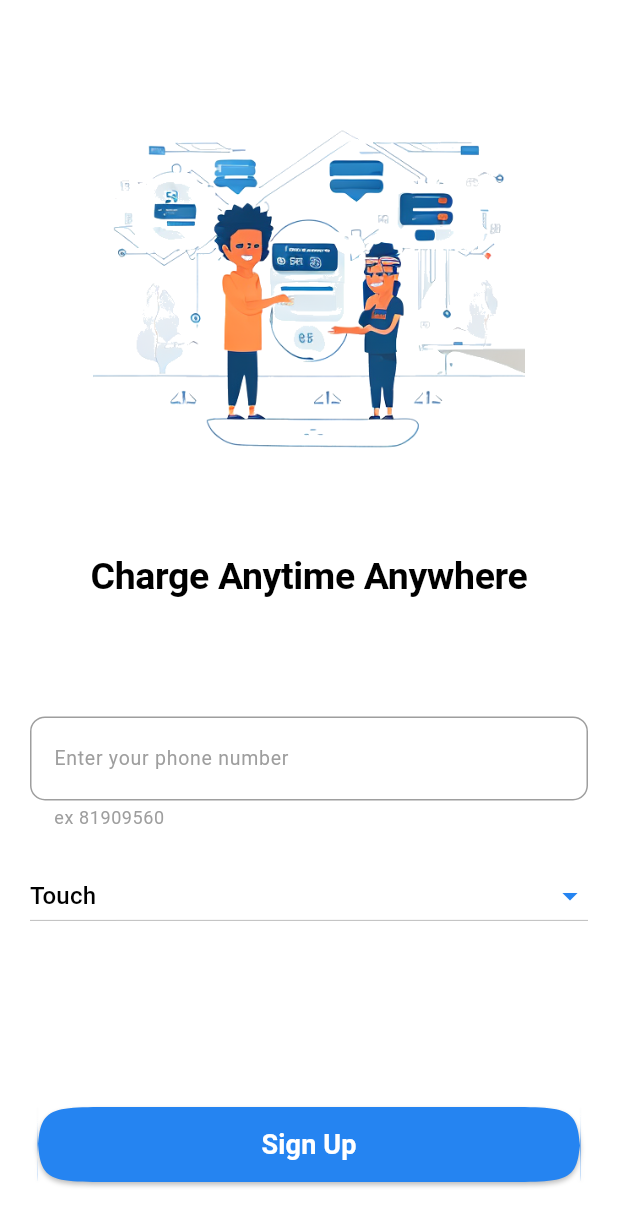
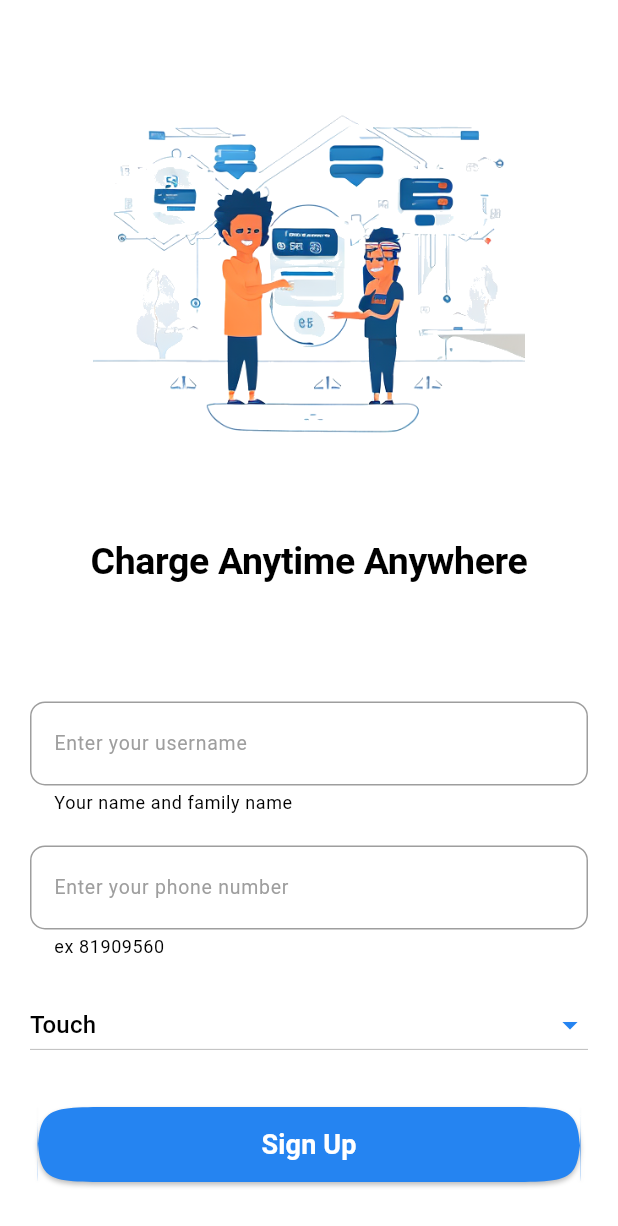
Before and after one commit to jihaddmz/lebussd, a Flutter app: the screen it shows after launch, swiped to page 2, on a phone screen of 412 x 824 dp. Shown: the top 1226 px of the screen. Run offline on Flutter 3.47's test engine with Material 3 defaults, Android fonts, the phone set to English and light mode, and no system bars; our stand-ins replace animated_text_kit, cloud_firestore, connectivity_plus, firebase_core, google_fonts, image_picker and 5 more; missing offline and left inert: dart_ping, dart_ping_ios, flutter_email_sender, flutter_sms, fluttercontactpicker, onesignal_flutter and 4 more; accounts and stored records are empty; Roboto replaces fonts that are missing (Brandmark1 Bold).

Commit message:
- Added the textfield for entering username

```diff
--- a/lib/components/item_leaderboard_top.dart
+++ b/lib/components/item_leaderboard_top.dart
@@ -1,6 +1,5 @@
 import 'package:flutter/material.dart';
 import 'package:lebussd/models/model_leaderboard.dart';
-import 'package:path/path.dart';
 
 Widget ItemLeaderboardTop(
     ModelLeaderboard modelLeaderboard, int position, BuildContext context) {
--- a/lib/main.dart
+++ b/lib/main.dart
@@ -21,7 +21,7 @@ import 'package:sqflite/sqflite.dart';
 import 'firebase_options.dart';
 
 bool isUserSignedIn() {
-  return HelperSharedPreferences.getString("phone_number").isNotEmpty;
+  return HelperSharedPreferences.getString("phone_number").isNotEmpty && HelperSharedPreferences.getString("name").isNotEmpty;
 }
 
 initializeOneSignal() {
--- a/lib/pagesignin.dart
+++ b/lib/pagesignin.dart
@@ -1,4 +1,5 @@
 import 'package:flutter/material.dart';
+import 'package:flutter/services.dart';
 import 'package:lebussd/HelperSharedPref.dart';
 import 'package:lebussd/colors.dart';
 import 'package:lebussd/screen_navigator.dart';
@@ -12,7 +13,9 @@ class SigninPage extends StatefulWidget {
 
 class _SigninPage extends State<SigninPage> {
   final TextEditingController _controllerPhoneNumber = TextEditingController();
+  final TextEditingController _controllerUsername = TextEditingController();
   String? _errorText;
+  String? _errorTextUserName;
   String _carrierValue = "Touch";
 
   _SigninPage();
@@ -28,6 +31,15 @@ class _SigninPage extends State<SigninPage> {
               child: ElevatedButton(
                 onPressed: () async {
                   String phoneNumber = _controllerPhoneNumber.text.trim();
+                  String username = _controllerUsername.text.trim();
+
+                  if (username.isEmpty) {
+                    setState(() {
+                      _errorTextUserName = "Please enter your username.";
+                    });
+                    return;
+                  }
+
                   if (phoneNumber.isEmpty) {
                     setState(() {
                       _errorText = "Please enter your phone number.";
@@ -44,7 +56,10 @@ class _SigninPage extends State<SigninPage> {
 
                   HelperSharedPreferences.setString("phone_number", phoneNumber)
                       .then((value) {
-                    HelperSharedPreferences.setString("carrier", _carrierValue)
+                    HelperSharedPreferences.setString("name", username)
+                        .then((value) {
+                      HelperSharedPreferences.setString(
+                              "carrier", _carrierValue)
                           .then((value) {
                         Navigator.of(context).push(
                             MaterialPageRoute(builder: (BuildContext context) {
@@ -52,6 +67,7 @@ class _SigninPage extends State<SigninPage> {
                             callbackForWaitToRestart: () {},
                           );
                         }));
+                      });
                     });
                   });
                 },
@@ -73,7 +89,7 @@ class _SigninPage extends State<SigninPage> {
             child: Column(
           children: [
             Padding(
-                padding: const EdgeInsets.fromLTRB(0, 40, 0, 0),
+                padding: const EdgeInsets.fromLTRB(0, 30, 0, 0),
                 child: Image(
                     image: const AssetImage('images/img_signin.png'),
                     width: MediaQuery.of(context).size.width * 0.7,
@@ -88,11 +104,41 @@ class _SigninPage extends State<SigninPage> {
               child: TextFormField(
                 onChanged: (value) {
                   setState(() {
+                    _errorTextUserName = null;
+                  });
+                },
+                controller: _controllerUsername,
+                inputFormatters: [
+                  LengthLimitingTextInputFormatter(13)
+                ],
+                decoration: InputDecoration(
+                    enabledBorder: const OutlineInputBorder(
+                        borderSide: BorderSide(
+                            width: 1,
+                            color: Colors.grey,
+                            style: BorderStyle.solid),
+                        borderRadius: BorderRadius.all(Radius.circular(10))),
+                    labelText: 'Enter your username',
+                    helperText: "Your name and family name",
+                    errorText: _errorTextUserName,
+                    helperStyle: const TextStyle(color: Colors.black),
+                    labelStyle:
+                        const TextStyle(color: Colors.grey, fontSize: 13)),
+              ),
+            ),
+            Padding(
+                padding: const EdgeInsets.fromLTRB(20, 20, 20, 0),
+                child: TextFormField(
+                  onChanged: (value) {
+                    setState(() {
                       _errorText = null;
                     });
                   },
                   keyboardType: TextInputType.phone,
                   controller: _controllerPhoneNumber,
+                  inputFormatters: [
+                  LengthLimitingTextInputFormatter(8)
+                ],
                   decoration: InputDecoration(
                       enabledBorder: const OutlineInputBorder(
                           borderSide: BorderSide(
@@ -103,7 +149,7 @@ class _SigninPage extends State<SigninPage> {
                       labelText: 'Enter your phone number',
                       helperText: "ex 81909560",
                       errorText: _errorText,
-                      helperStyle: const TextStyle(color: Colors.grey),
+                      helperStyle: const TextStyle(color: Colors.black),
                       labelStyle:
                           const TextStyle(color: Colors.grey, fontSize: 13)),
                 )),
@@ -131,6 +177,7 @@ class _SigninPage extends State<SigninPage> {
   @override
   void dispose() {
     _controllerPhoneNumber.dispose();
+    _controllerUsername.dispose();
     super.dispose();
   }
 }
--- a/lib/screen_home.dart
+++ b/lib/screen_home.dart
@@ -434,11 +434,15 @@ class _ScreenHome extends State<ScreenHome> {
                       "Are you sure you want to sign out?", () {
                     HelperSharedPreferences.setString("phone_number", "")
                         .then((value) {
-                      Navigator.pop(context);
+                      HelperSharedPreferences.setString("name", "")
+                          .then((value) {
+                            Navigator.pop(context);
                       Navigator.of(context).pushAndRemoveUntil(
                           MaterialPageRoute(
                               builder: (context) => ScreenWelcome()),
                           (route) => false);
+                          });
+
                     });
                   }, () {
                     Navigator.pop(context);
```
Lines whose indentation alone changed are shown as unchanged.
